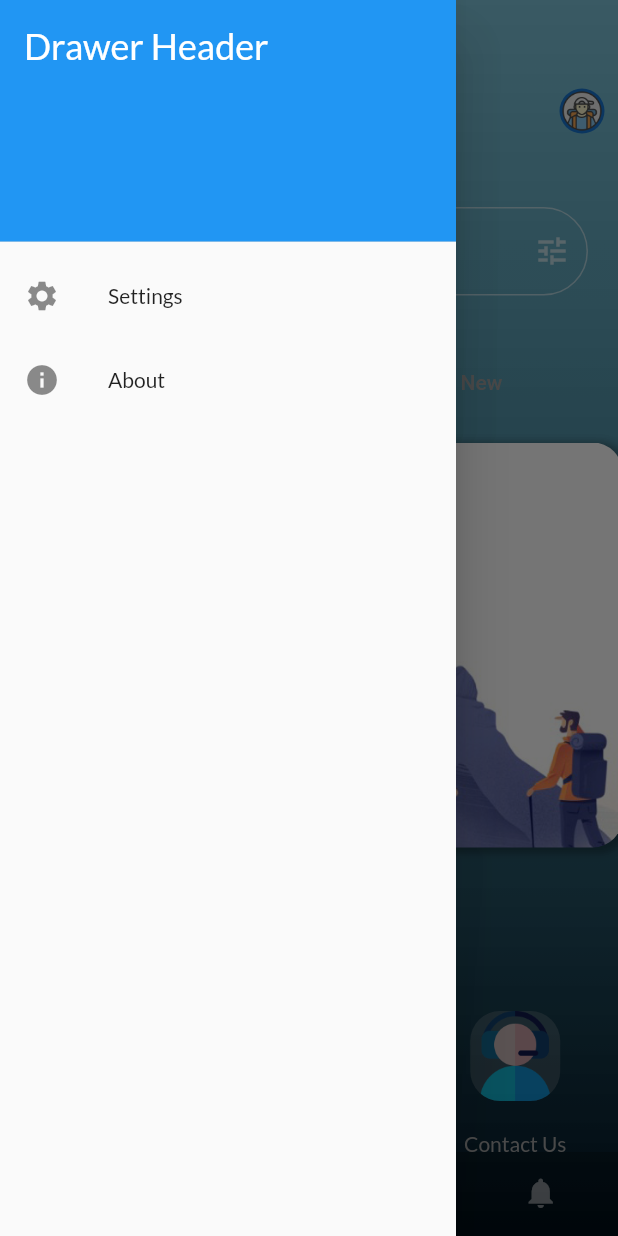
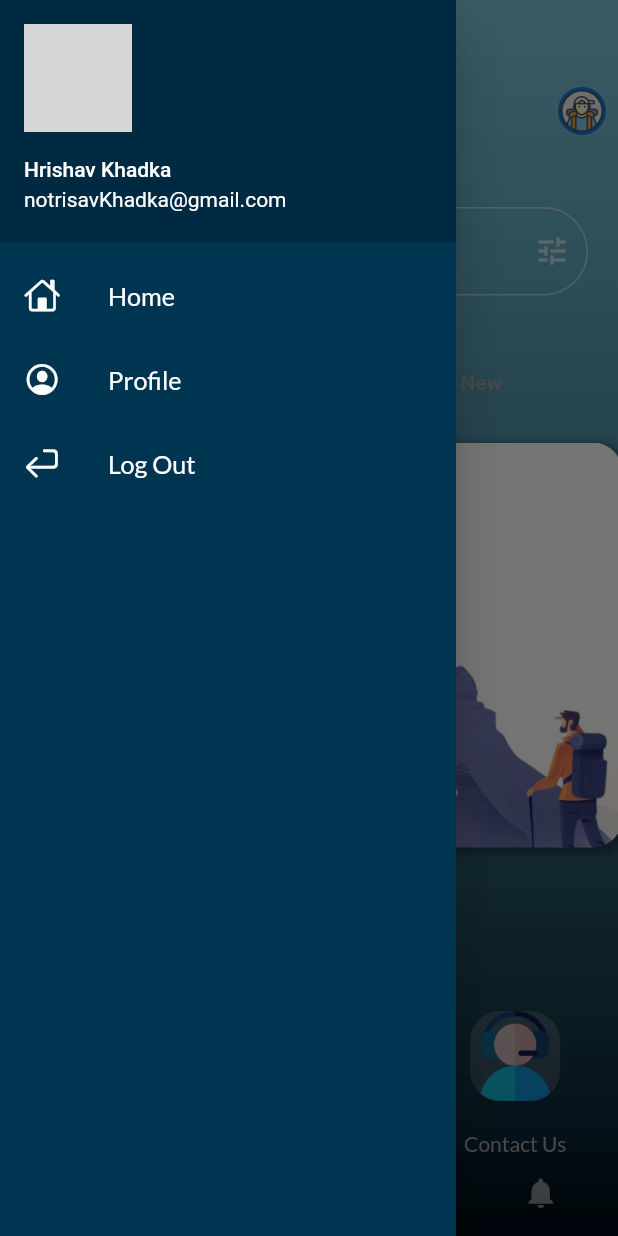
Before and after one commit to adh-aashish/summitseeker-frontend, a Flutter app: the MotherScreen screen opened directly, with the side drawer open, on a phone screen of 412 x 824 dp. Run offline on Flutter 3.47's test engine with Material 2 defaults, Android fonts, the phone set to English and light mode, and no system bars; our stand-ins replace google_fonts, shared_preferences; missing offline and left inert: jwt_decode; accounts and stored records are empty; network calls fail; grey boxes are pictures that could not be loaded.

Commit message:
drawer added

```diff
--- a/lib/screens/home_screen.dart
+++ b/lib/screens/home_screen.dart
@@ -1,6 +1,6 @@
 import 'package:flutter/material.dart';
 import 'package:frontend/widgets/search_bar.dart';
-import 'package:google_fonts/google_fonts.dart';
+import 'mother_screen.dart';
 
 class HomeScreen extends StatefulWidget {
   const HomeScreen({super.key});
@@ -52,9 +52,11 @@ class _HomeScreenState extends State<HomeScreen>
                 ),
                 const Spacer(),
                 IconButton(
-                  onPressed: () {},
+                  onPressed: () {
+                    scaffoldKey.currentState?.openDrawer();
+                  },
                   icon: const CircleAvatar(
-                    radius: 15.0,
+                    radius: 25.0,
                     backgroundImage: AssetImage('assets/traveller_avatar.png'),
                   ),
                 )
--- a/lib/screens/mother_screen.dart
+++ b/lib/screens/mother_screen.dart
@@ -1,8 +1,11 @@
 import 'package:flutter/material.dart';
+import 'package:frontend/widgets/drawer.dart';
 // import 'package:frontend/screens/test.dart';
 import 'package:shared_preferences/shared_preferences.dart';
 import 'package:frontend/screens/login_screen.dart';
 import 'home_screen.dart';
+
+final GlobalKey<ScaffoldState> scaffoldKey = GlobalKey<ScaffoldState>();
 
 class MotherScreen extends StatefulWidget {
   const MotherScreen({super.key});
@@ -13,8 +16,6 @@ class MotherScreen extends StatefulWidget {
 
 class _MotherScreenState extends State<MotherScreen> {
   int _selectedIndex = 0;
-
-  GlobalKey<ScaffoldState> _scaffoldKey = GlobalKey<ScaffoldState>();
 
   @override
   Widget build(BuildContext context) {
@@ -30,41 +31,42 @@ class _MotherScreenState extends State<MotherScreen> {
         ),
       ),
       child: Scaffold(
-        key: _scaffoldKey,
+        key: scaffoldKey,
         backgroundColor: Colors.white.withOpacity(0),
-        drawer: Drawer(
-          child: ListView(
-            padding: EdgeInsets.zero,
-            children: <Widget>[
-              DrawerHeader(
-                decoration: BoxDecoration(
-                  color: Colors.blue,
-                ),
-                child: Text(
-                  'Drawer Header',
-                  style: TextStyle(
-                    color: Colors.white,
-                    fontSize: 24,
-                  ),
-                ),
-              ),
-              ListTile(
-                leading: Icon(Icons.settings),
-                title: Text('Settings'),
-                onTap: () {
-                  // code to handle onTap
-                },
-              ),
-              ListTile(
-                leading: Icon(Icons.info),
-                title: Text('About'),
-                onTap: () {
-                  // code to handle onTap
-                },
-              ),
-            ],
-          ),
-        ),
+        drawer: MyDrawer(),
+        // drawer: Drawer(
+        //   child: ListView(
+        //     padding: EdgeInsets.zero,
+        //     children: <Widget>[
+        //       DrawerHeader(
+        //         decoration: BoxDecoration(
+        //           color: Colors.blue,
+        //         ),
+        //         child: Text(
+        //           'Drawer Header',
+        //           style: TextStyle(
+        //             color: Colors.white,
+        //             fontSize: 24,
+        //           ),
+        //         ),
+        //       ),
+        //       ListTile(
+        //         leading: Icon(Icons.settings),
+        //         title: Text('Settings'),
+        //         onTap: () {
+        //           // code to handle onTap
+        //         },
+        //       ),
+        //       ListTile(
+        //         leading: Icon(Icons.info),
+        //         title: Text('About'),
+        //         onTap: () {
+        //           // code to handle onTap
+        //         },
+        //       ),
+        //     ],
+        //   ),
+        // ),
         // appBar: AppBar(
         //   toolbarHeight: 0,
         //   backgroundColor: Colors.white.withOpacity(0),
--- /dev/null
+++ b/lib/widgets/drawer.dart
@@ -0,0 +1,68 @@
+import 'package:flutter/cupertino.dart';
+import 'package:flutter/material.dart';
+
+class MyDrawer extends StatelessWidget {
+  @override
+  Widget build(BuildContext context) {
+    final imageURL =
+        "https://yt3.googleusercontent.com/9A5rzNCvhYMJq9cJGvn2dIUCkqREZNhmhTPQeHy7tORKWixbkLe79HIlsy2TklYYO-lvADtUbg=s176-c-k-c0x00ffffff-no-rj";
+
+    return Drawer(
+      child: Container(
+        padding: EdgeInsets.zero,
+        color: Color.fromARGB(255, 0, 53, 81),
+        child: ListView(
+          padding: EdgeInsets.zero,
+          children: [
+            DrawerHeader(
+              padding: EdgeInsets.zero,
+              child: UserAccountsDrawerHeader(
+                  decoration: BoxDecoration(
+                    color: Colors.black.withOpacity(0.2),
+                  ),
+                  margin: EdgeInsets.zero,
+                  accountName: Text("Hrishav Khadka"),
+                  accountEmail: Text("notrisavKhadka@gmail.com"),
+                  currentAccountPicture: CircleAvatar(
+                    backgroundImage: NetworkImage(imageURL),
+                  )),
+            ),
+            const ListTile(
+              iconColor: Colors.white,
+              textColor: Colors.white,
+              leading: Icon(
+                CupertinoIcons.home,
+              ),
+              title: Text(
+                "Home",
+                textScaleFactor: 1.2,
+              ),
+            ),
+            const ListTile(
+              iconColor: Colors.white,
+              textColor: Colors.white,
+              leading: Icon(
+                CupertinoIcons.profile_circled,
+              ),
+              title: Text(
+                "Profile",
+                textScaleFactor: 1.2,
+              ),
+            ),
+            const ListTile(
+              iconColor: Colors.white,
+              textColor: Colors.white,
+              leading: Icon(
+                CupertinoIcons.return_icon,
+              ),
+              title: Text(
+                "Log Out",
+                textScaleFactor: 1.2,
+              ),
+            ),
+          ],
+        ),
+      ),
+    );
+  }
+}
```
